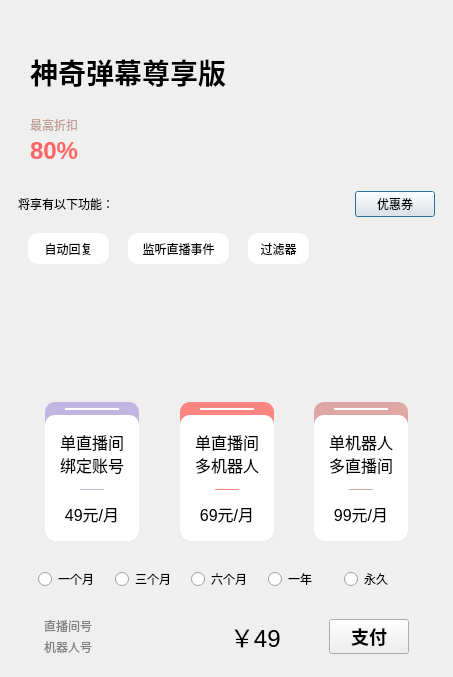
This is widgets/buy_vip/buyvipdialog.ui in iwxyi/Bilibili-MagicalDanmaku as Qt 5 draws it before an edit. The edited form follows.
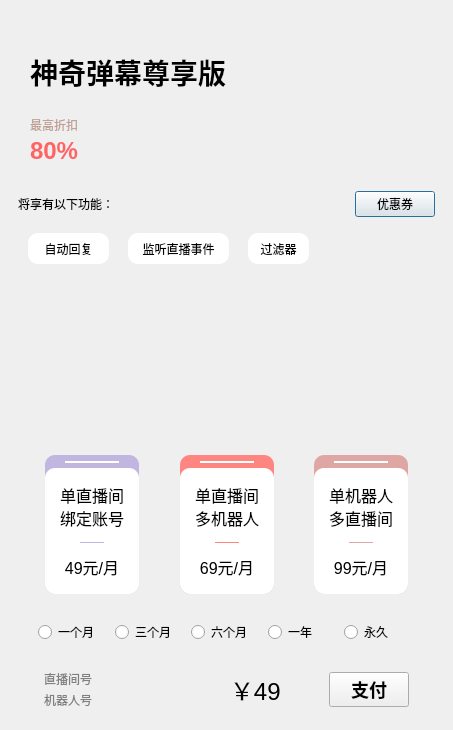
This is the edited form. Icons and pictures are not drawn. Custom widgets are drawn as their Qt base class.

Commit message: 优化没有直播间时的界面

The edit to the form file:
```diff
--- a/widgets/buy_vip/buyvipdialog.ui
+++ b/widgets/buy_vip/buyvipdialog.ui
@@ -7,7 +7,7 @@
     <x>0</x>
     <y>0</y>
     <width>453</width>
-    <height>677</height>
+    <height>730</height>
    </rect>
   </property>
   <property name="windowTitle">
@@ -207,7 +207,7 @@
         <x>0</x>
         <y>0</y>
         <width>417</width>
-        <height>166</height>
+        <height>219</height>
        </rect>
       </property>
       <property name="styleSheet">
```
The commit also changes 7 other files.
